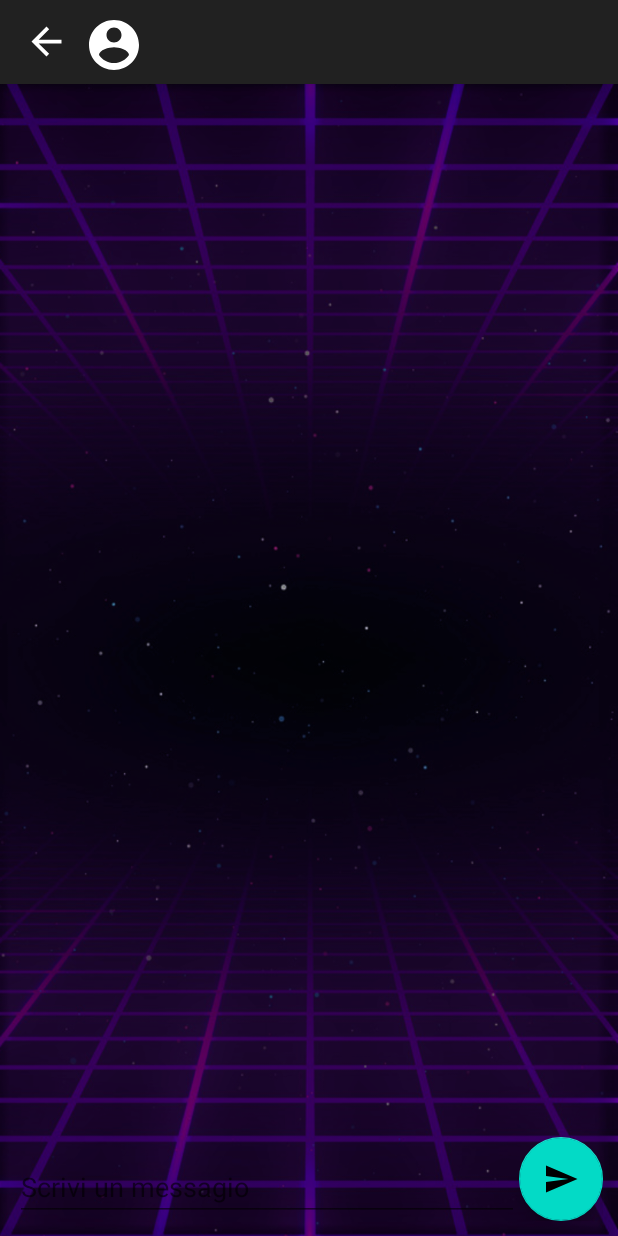
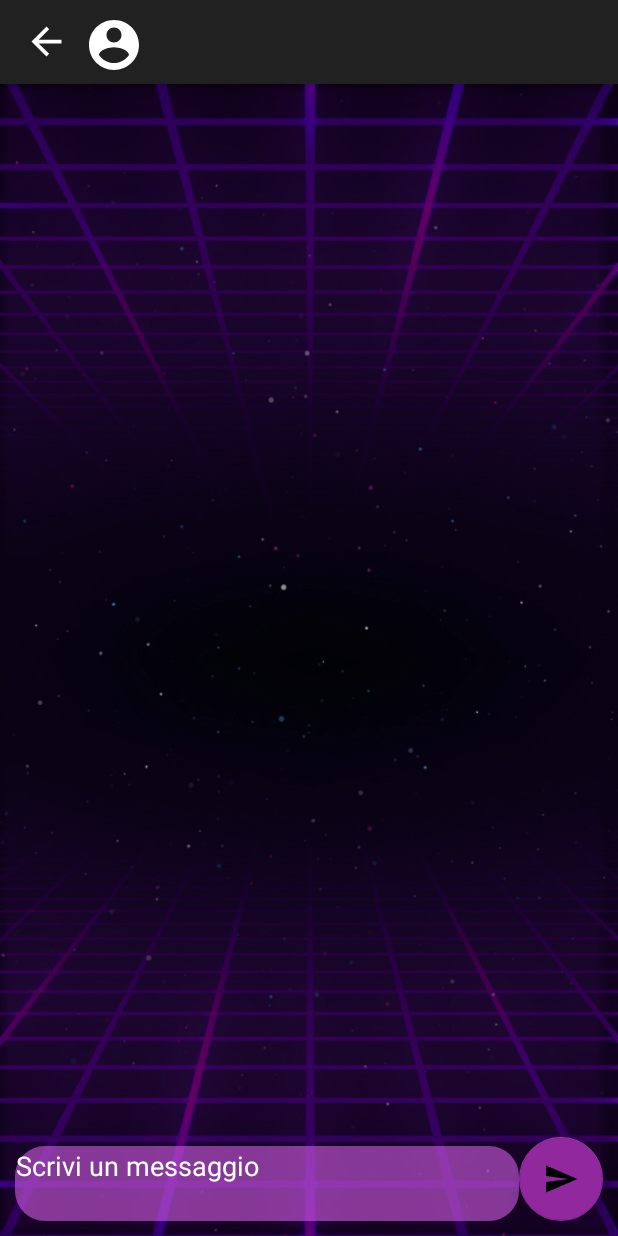
Before and after one commit to nicowsla/ArkanoidApp, an Android app: the MessagesActivity screen opened directly, with no data from a screen before it, on a phone screen of 412 x 824 dp. Run offline under Robolectric (Android 15) with nearby library versions, the phone set to English and light mode, and no system bars; our stand-ins replace CircleImageView, Firebase (no records; nobody signed in at launch, a user with empty details on screens opened directly); 1 statement that could not run was skipped.

```diff
--- a/app/src/main/res/drawable-v24/baseline_account_circle_24.xml
+++ b/app/src/main/res/drawable-v24/baseline_account_circle_24.xml
@@ -3,7 +3,7 @@
     android:height="24dp"
     android:viewportWidth="24"
     android:viewportHeight="24"
-    android:tint="?attr/colorControlNormal">
+    android:tint="@color/white">
   <path
       android:fillColor="@android:color/white"
       android:pathData="M12,2C6.48,2 2,6.48 2,12s4.48,10 10,10 10,-4.48 10,-10S17.52,2 12,2zM12,5c1.66,0 3,1.34 3,3s-1.34,3 -3,3 -3,-1.34 -3,-3 1.34,-3 3,-3zM12,19.2c-2.5,0 -4.71,-1.28 -6,-3.22 0.03,-1.99 4,-3.08 6,-3.08 1.99,0 5.97,1.09 6,3.08 -1.29,1.94 -3.5,3.22 -6,3.22z"/>
--- /dev/null
+++ b/app/src/main/res/drawable/round_shape_rectangular.xml
@@ -0,0 +1,20 @@
+<?xml version="1.0" encoding="UTF-8"?>
+<shape xmlns:android="http://schemas.android.com/apk/res/android">
+    <solid android:color="@color/trasparent_violet"/>
+
+    <stroke android:width="0dp"
+        android:color="@color/trasparent_violet"
+        />
+
+    <padding android:left="1dp"
+        android:top="1dp"
+        android:right="1dp"
+        android:bottom="1dp"
+        />
+
+    <corners
+        android:bottomRightRadius="20dp"
+        android:bottomLeftRadius="20dp"
+        android:topLeftRadius="20dp"
+        android:topRightRadius="20dp"/>
+</shape>
--- a/app/src/main/res/layout/activity_messages.xml
+++ b/app/src/main/res/layout/activity_messages.xml
@@ -2,6 +2,7 @@
 <RelativeLayout xmlns:android="http://schemas.android.com/apk/res/android"
     android:layout_width="match_parent"
     android:layout_height="match_parent"
+    xmlns:app="http://schemas.android.com/apk/res-auto"
     android:background="@drawable/backgroud">
 
     <androidx.recyclerview.widget.RecyclerView
@@ -29,26 +30,30 @@
                 android:layout_toLeftOf="@+id/commenti_send"
                 android:layout_alignBottom="@+id/commenti_send"
                 android:layout_width="match_parent"
-                android:layout_height="wrap_content"
+                android:layout_height="50dp"
                 android:gravity="top"
                 android:hint="@string/message_hint"
                 android:inputType="textShortMessage"
                 android:imeOptions="actionSend"
+                android:textColorHint="@color/white"
+                android:textColor="@color/white"
+                android:background="@drawable/round_shape_rectangular"
                 />
 
         <com.google.android.material.floatingactionbutton.FloatingActionButton
             android:id="@+id/commenti_send"
             android:layout_width="wrap_content"
             android:layout_height="wrap_content"
+            android:layout_alignParentRight="true"
+            android:clickable="true"
+            android:contentDescription="@string/send"
             android:gravity="center"
+            android:onClick="send"
             android:paddingRight="10dp"
-                android:onClick="send"
-                android:clickable="true"
-                android:layout_alignParentRight="true"
-                android:contentDescription="@string/send"
             android:src="@drawable/baseline_send_24"
             android:textSize="18sp"
-                />
+            app:backgroundTint="#92289E"
+            app:rippleColor="#673AB7" />
 
     </RelativeLayout>
 </RelativeLayout>
--- a/app/src/main/res/layout/activity_navigation_menu.xml
+++ b/app/src/main/res/layout/activity_navigation_menu.xml
@@ -11,7 +11,7 @@
 
     <com.google.android.material.navigation.NavigationView
         android:id="@+id/nv"
-        android:background="@drawable/white_bricks_vertical"
+        android:background="@drawable/navbar_bottom"
         android:layout_width="wrap_content"
         android:layout_height="match_parent"
         android:layout_gravity="start"
--- a/app/src/main/res/layout/list_messages.xml
+++ b/app/src/main/res/layout/list_messages.xml
@@ -18,7 +18,7 @@
 
     <TextView
         android:id="@+id/list_desc"
-        android:layout_width="match_parent"
+        android:layout_width="wrap_content"
         android:layout_height="wrap_content"
         android:layout_marginLeft="20dp"
         android:layout_marginRight="20dp"
--- a/app/src/main/res/layout/nav_header.xml
+++ b/app/src/main/res/layout/nav_header.xml
@@ -9,7 +9,7 @@
 
         android:layout_width="match_parent"
         android:layout_height="250dp"
-        android:background="@drawable/bricks_wall_black"/>
+        android:background="@drawable/navbar_upper"/>
 
 
 </LinearLayout>
--- a/app/src/main/res/menu/navigation_menu.xml
+++ b/app/src/main/res/menu/navigation_menu.xml
@@ -4,6 +4,7 @@
     <item android:id="@+id/show_menu"
         android:icon="@drawable/ic_baseline_apps_24"
         android:title="Menu"/>
+
     <item android:id="@+id/profile"
         android:icon="@drawable/baseline_account_circle_24"
         android:title="Profilo"/>
--- a/app/src/main/res/values/colors.xml
+++ b/app/src/main/res/values/colors.xml
@@ -1,5 +1,5 @@
 <?xml version="1.0" encoding="utf-8"?>
-<resources>
+<resources xmlns:tools="http://schemas.android.com/tools">
     <color name="colorPrimary">#1c18ba</color>
     <color name="colorPrimaryDark">#0016a1</color>
     <color name="colorAccent">#D81B60</color>
@@ -11,4 +11,8 @@
     <color name="semiTransparentColor">#9138006b</color>
     <color name="orange">#ffc107</color>
     <color name="semiTransparentOrange">#91ffecb3</color>
+    <color name="violet">#9c27b0</color>
+    <color name="trasparent_violet">#99d05ce3</color>
+
+    <color name="mtrl_textinput_default_box_stroke_color" tools:override="true">#fff</color>
 </resources>
--- a/app/src/main/res/values/strings.xml
+++ b/app/src/main/res/values/strings.xml
@@ -33,7 +33,7 @@
     <string name="recovery_password_quest">Hai dimenticato la password?</string>
     <string name="recovery_password">Reset password</string>
     <string name="send_request_recovery_password">Invia richiesta</string>
-    <string name="message_hint">Scrivi un messagio</string>
+    <string name="message_hint">Scrivi un messaggio</string>
     <string name="send">Invia</string>
     <string name="invalid_username">Inserire un username valido! (MAX 18 caratteri)</string>
     <string name="camera">Camera</string>
--- a/app/src/main/res/values/styles.xml
+++ b/app/src/main/res/values/styles.xml
@@ -16,4 +16,10 @@
     <style name="SplashTheme" parent="Theme.AppCompat.NoActionBar">
         <item name="android:windowBackground">@drawable/splash_theme</item>
     </style>
+
+    <style name="LoginTextInputLayoutStyle" parent="Widget.MaterialComponents.TextInputLayout.OutlinedBox.Dense">
+        <item name="boxStrokeColor">#fff</item>
+        <item name="boxStrokeWidth">2dp</item>
+    </style>
+
 </resources>
```
Also changed, not shown: app/src/main/java/com/example/android/arkanoid/UsersListActivity.java (+25 -80 lines), app/src/main/java/com/example/android/arkanoid/UsersListAdapter.java (added, +95 -0 lines), app/src/main/java/com/example/android/arkanoid/UsersListViewHolder.java (added, +55 -0 lines), app/src/main/res/layout/activity_user_profile.xml (+14 -10 lines), app/src/main/res/layout/activity_users_list.xml (+10 -0 lines), app/src/main/res/drawable/bricks_wall_black.jpg (deleted), app/src/main/res/drawable/navbar_bottom.png (added), app/src/main/res/drawable/navbar_upper.png (added), app/src/main/res/drawable/white_bricks_vertical.png (deleted). Lines whose indentation alone changed are shown as unchanged.
